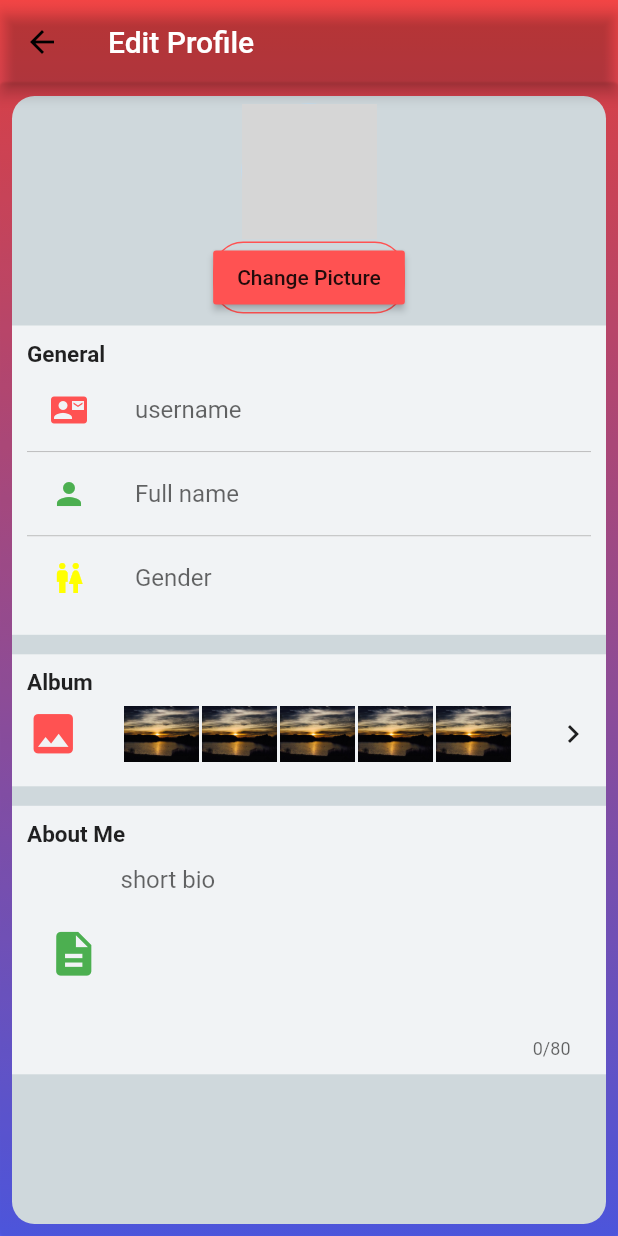
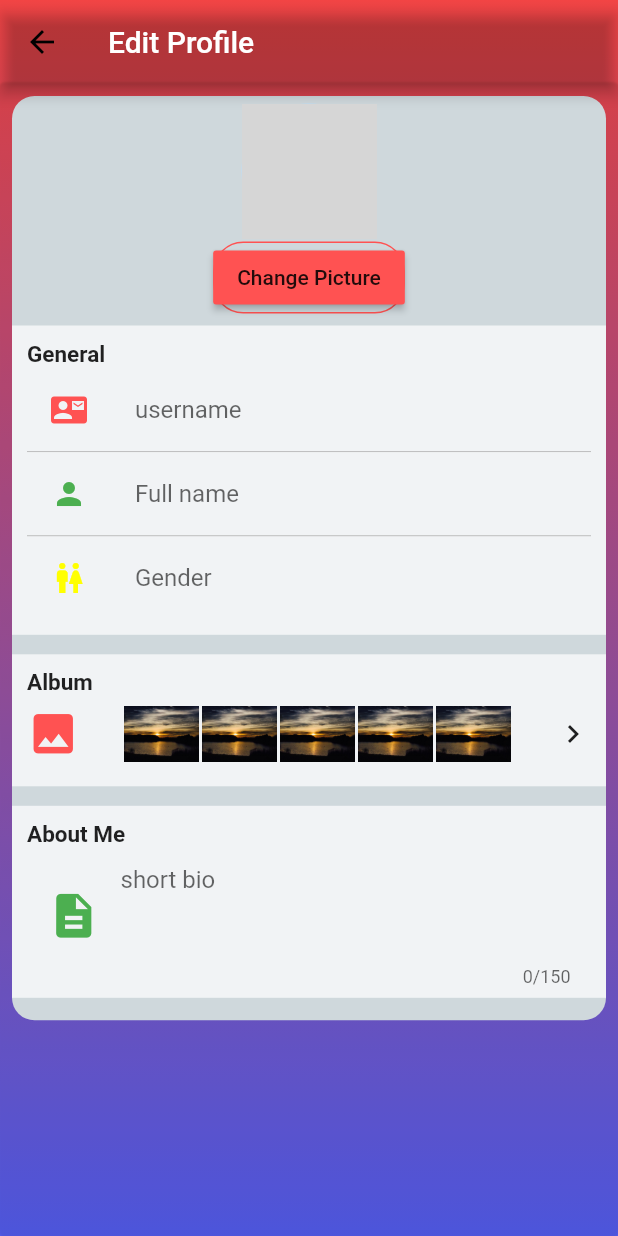
Before and after one commit to pranavkapoorr/Namaste, a Flutter app: the SettingsScreen screen opened directly, after a tap on "Edit Profile", on a phone screen of 412 x 824 dp. Run offline on Flutter 3.47's test engine with Material 2 defaults, Android fonts, the phone set to English and light mode, and no system bars; our stand-ins replace camera, cloud_firestore, firebase_messaging, shared_preferences, sqflite; missing offline and left inert: carousel; accounts and stored records are empty; network calls fail; grey boxes are pictures that could not be loaded.

Commit message:
fixed setting ui and account

```diff
--- a/lib/views/EditProfile.dart
+++ b/lib/views/EditProfile.dart
@@ -23,11 +23,11 @@ class _EditProfileState extends State<EditProfile>{
                 ],
                 borderRadius:  BorderRadius.all(Radius.circular(5.0))
             ),
-            child: Container(
+            child:new ListView(
+                children: <Widget>[ Container(
               decoration: BoxDecoration(borderRadius: BorderRadius.circular(15.0),
                 color: Colors.blueGrey.shade100,),
-              child: new ListView(
-                  children: <Widget>[
+              child:
                     new Column(
                       children: <Widget>[
                         Container(
@@ -104,7 +104,7 @@ class _EditProfileState extends State<EditProfile>{
                         Container(
                           color: Colors.white70,
                           padding: EdgeInsets.all(10.0),
-                          margin: EdgeInsetsDirectional.only(top: 8.0,bottom: 5.0),
+                          margin: EdgeInsetsDirectional.only(top: 8.0,bottom: 15.0),
                           child: Column(
                               children: <Widget>[
                                 Row(children: <Widget>[Text("About Me",style: new TextStyle(fontSize: 15.0,fontWeight: FontWeight.bold),)],),
@@ -115,15 +115,17 @@ class _EditProfileState extends State<EditProfile>{
                                       children: <Widget>[
                                         Icon(Icons.description,color: Colors.green,size: 35.0,),
                                         Container(
-                                            constraints: BoxConstraints(maxWidth: 300.0,maxHeight: 150.0),
+                                            constraints: BoxConstraints(maxWidth: 300.0,maxHeight: 90.0),
                                             child:TextField(
                                               decoration: InputDecoration(
                                                   hintText: "short bio",
                                                   border: InputBorder.none
                                               ),
                                               maxLines: 5,
-                                              maxLength: 80,
+                                              maxLength: 150,
                                               maxLengthEnforced: true,
+                                              enabled: true,
+                                              keyboardType: TextInputType.multiline,
                                             )
                                         ),
                                       ],
@@ -135,8 +137,10 @@ class _EditProfileState extends State<EditProfile>{
                         )
 
                     ],
-                  ) ]),
-            ),
+                  )
+                )]
+              ),
+
           )
       ),
     );
--- a/lib/views/Settings_Screen.dart
+++ b/lib/views/Settings_Screen.dart
@@ -36,19 +36,16 @@ class _SettingsScreenState extends State<SettingsScreen>{
             decoration: BoxDecoration(borderRadius: BorderRadius.circular(15.0),
               color: Colors.white,),
             child: new ListView(
-               children: <Widget>[ new Column(
-                  children: <Widget>[
-
+               children: <Widget>[
                     new ListTile(leading:Icon(Icons.border_color,color: Colors.blue,),title: Text("Edit Profile"),onTap: _editProfilePage,trailing: Icon(Icons.navigate_next),),
                     new Divider(height: 1.0,color: Colors.black,),
                     new ListTile(leading: new Icon(Icons.vpn_key,color:Colors.green),title:Text("Account"),onTap: _accountPage,trailing: Icon(Icons.navigate_next)),
                     new Divider(height: 1.0,color: Colors.black,),
-                    new ListTile(leading: new Icon(Icons.notifications,color:Colors.yellowAccent),title: new Text("Notifications"),onTap: _notificationsPage,trailing: Icon(Icons.navigate_next)),
+                    new ListTile(leading: new Icon(Icons.notifications,color:Colors.amberAccent),title: new Text("Notifications"),onTap: _notificationsPage,trailing: Icon(Icons.navigate_next)),
                     new Divider(height: 1.0,color: Colors.black,),
                     new ListTile(leading: new Icon(Icons.help,color:Colors.redAccent),title: new Text("Help and FeedBack"),onTap: _testDbPage,trailing: Icon(Icons.navigate_next))
-
-                  ],
-                ) ]),
+                  ]
+            ),
             ),
         )
       ),
```
Also changed, not shown: lib/views/AccountScreen.dart (+28 -13 lines), lib/views/Profile.dart (+1 -8 lines).
